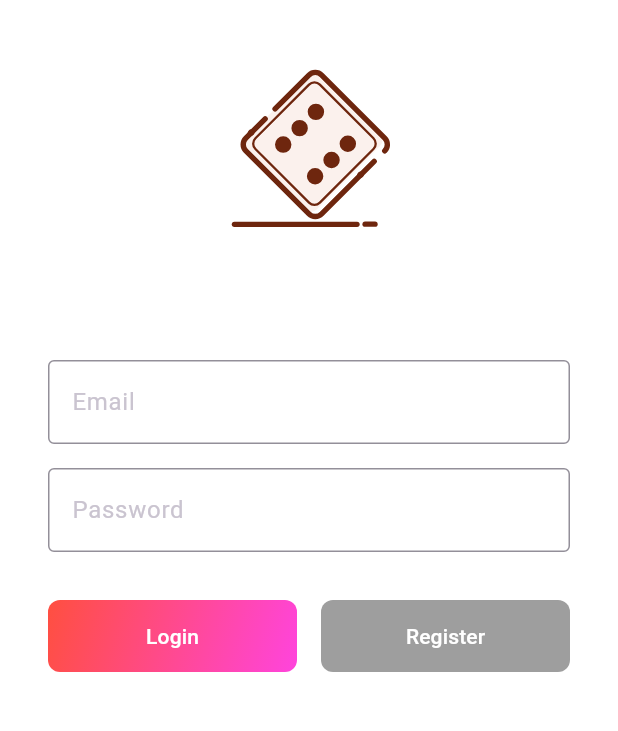
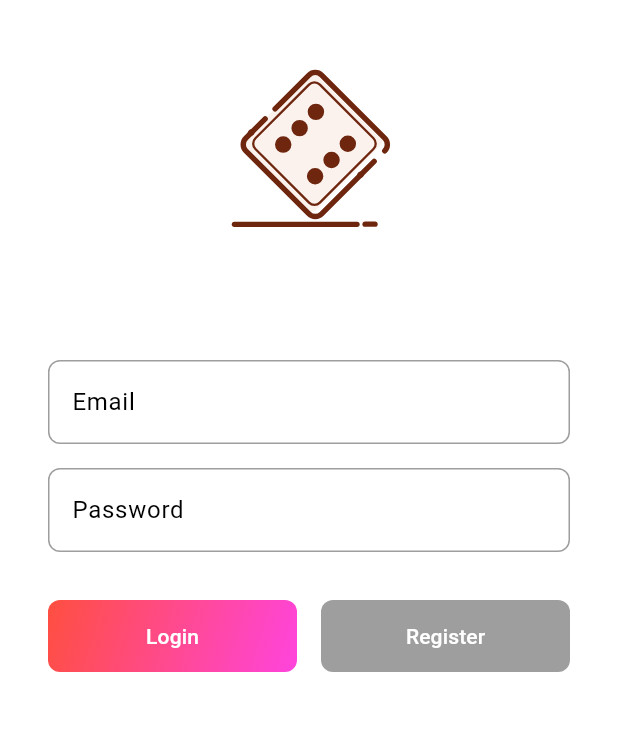
Before and after one commit to gmsteck/wordplay, a Flutter app: the screen it shows after launch, on a phone screen of 412 x 824 dp, the part 228-959 px from its top. Run offline on Flutter 3.47's test engine with Material 3 defaults, Android fonts, the phone set to English and light mode, and no system bars; our stand-ins replace cloud_firestore, cloud_functions, firebase_auth, firebase_core, flutter_dotenv, flutter_riverpod and 1 more; missing offline and left inert: auth0_flutter; accounts and stored records are empty; generated files the repository leaves out were written again; statements that could not run were skipped; project files that could hold a hidden picture were left out.

Commit message:
Clean up login screen

```diff
--- a/lib/widgets/login.dart
+++ b/lib/widgets/login.dart
@@ -76,10 +76,23 @@ class _LoginPageState extends ConsumerState<LoginPage> {
                 // Email field
                 TextField(
                   controller: _emailController,
-                  keyboardType: TextInputType.emailAddress,
-                  decoration: const InputDecoration(
+                  style: TextStyle(color: Colors.black),
+                  decoration: InputDecoration(
                     labelText: 'Email',
+                    labelStyle: TextStyle(color: Colors.black),
                     border: OutlineInputBorder(),
+                    enabledBorder: OutlineInputBorder(
+                      borderSide: BorderSide(color: Colors.grey, width: 1),
+                      borderRadius: BorderRadius.circular(8),
+                    ),
+                    focusedBorder: OutlineInputBorder(
+                      borderSide: BorderSide(
+                        color:
+                            const Color.fromRGBO(255, 79, 64, 1), // opacity 1.0
+                        width: 2,
+                      ),
+                      borderRadius: BorderRadius.circular(8),
+                    ),
                   ),
                 ),
                 const SizedBox(height: 16),
@@ -87,10 +100,24 @@ class _LoginPageState extends ConsumerState<LoginPage> {
                 // Password field
                 TextField(
                   controller: _passwordController,
+                  style: TextStyle(color: Colors.black),
                   obscureText: true,
-                  decoration: const InputDecoration(
+                  decoration: InputDecoration(
                     labelText: 'Password',
+                    labelStyle: TextStyle(color: Colors.black),
                     border: OutlineInputBorder(),
+                    enabledBorder: OutlineInputBorder(
+                      borderSide: BorderSide(color: Colors.grey, width: 1),
+                      borderRadius: BorderRadius.circular(8),
+                    ),
+                    focusedBorder: OutlineInputBorder(
+                      borderSide: BorderSide(
+                        color: const Color.fromRGBO(
+                            255, 68, 221, 1), // opacity 1.0
+                        width: 2,
+                      ),
+                      borderRadius: BorderRadius.circular(8),
+                    ),
                   ),
                 ),
 
```
